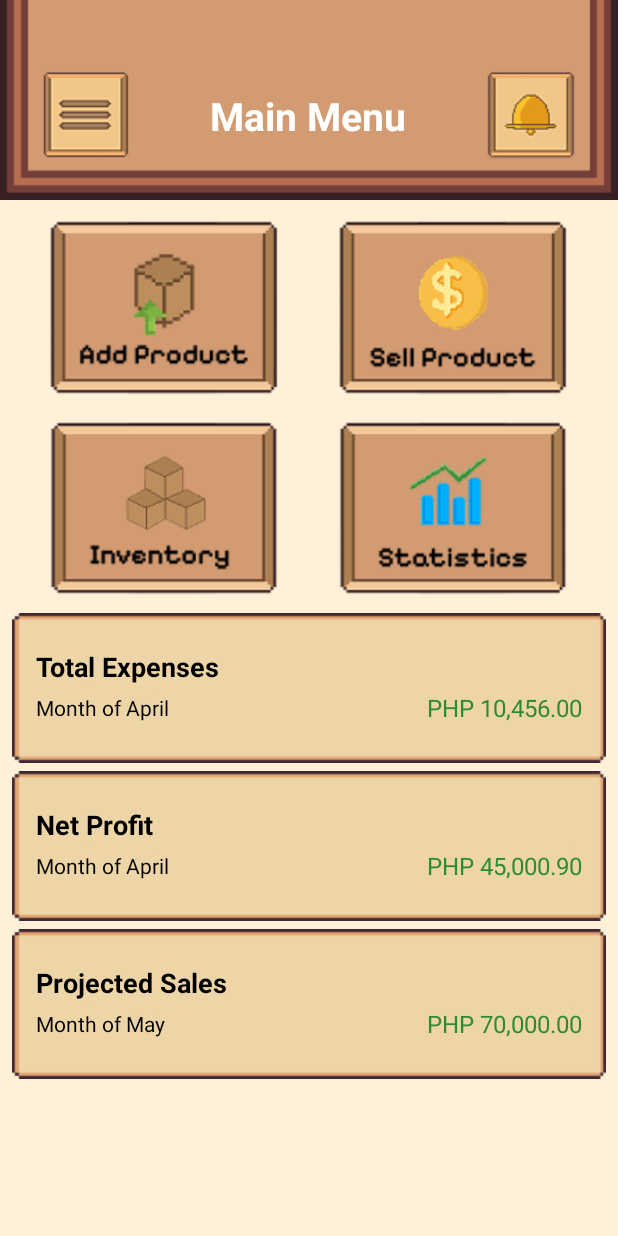
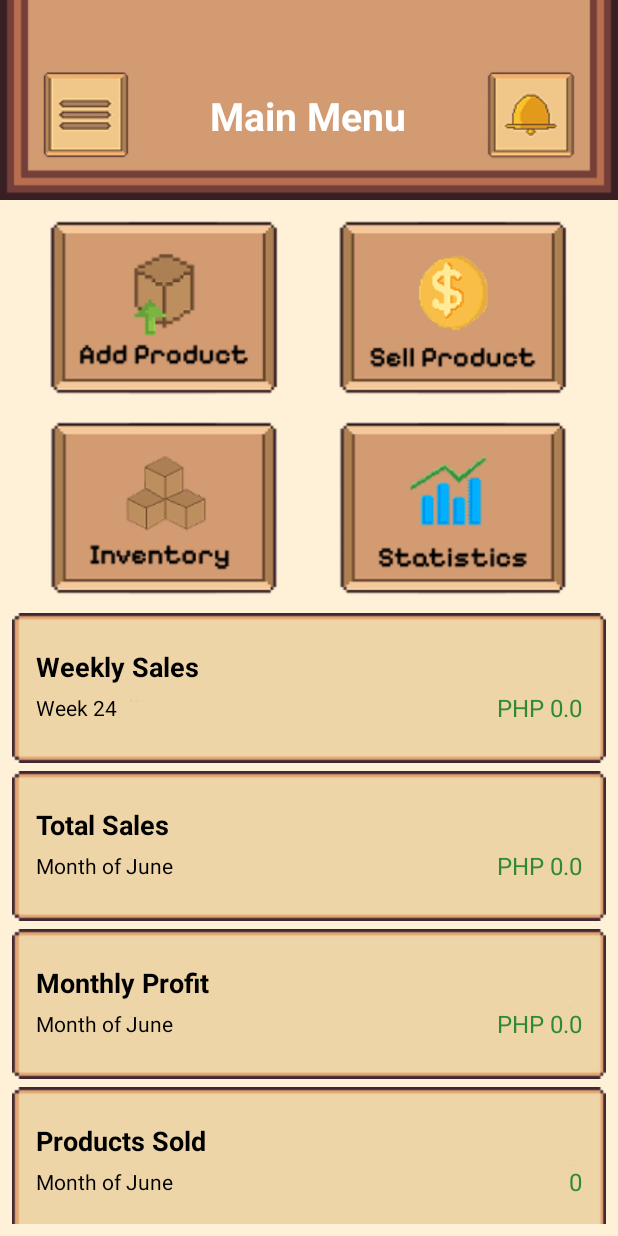
Before and after one commit to Mojojojo-and-Powerpuff-Girls/bentory, an Android app: the screen it shows after launch once a user with an empty profile is signed in (LandingPage), on a phone screen of 412 x 824 dp. Run offline under Robolectric (Android 15) with nearby library versions, the phone set to English and light mode, and no system bars; our stand-ins replace Firebase (no records; nobody signed in at launch, a user with empty details on screens opened directly); Roboto replaces fonts that are not available here.

Commit message:
Landing page statistics

```diff
--- a/app/src/main/java/com/example/bentory_app/activities/LandingPage.java
+++ b/app/src/main/java/com/example/bentory_app/activities/LandingPage.java
@@ -12,6 +12,7 @@ import android.view.WindowManager;
 import android.widget.ImageButton;
 
 import androidx.activity.EdgeToEdge;
+import androidx.annotation.NonNull;
 import androidx.core.app.ActivityCompat;
 import androidx.core.content.ContextCompat;
 import androidx.core.graphics.Insets;
@@ -23,6 +24,11 @@ import androidx.recyclerview.widget.RecyclerView;
 import com.example.bentory_app.R;
 import com.example.bentory_app.model.StatsModel;
 import com.example.bentory_app.subcomponents.MenuAdapter;
+import com.google.firebase.database.DataSnapshot;
+import com.google.firebase.database.DatabaseError;
+import com.google.firebase.database.DatabaseReference;
+import com.google.firebase.database.FirebaseDatabase;
+import com.google.firebase.database.ValueEventListener;
 
 import java.util.ArrayList;
 import java.util.List;
@@ -72,15 +78,54 @@ public class LandingPage extends BaseDrawerActivity {
         setButtonClickListener(statsBtn, Statistics.class);
 
         // SETUP RecyclerView
-        RecyclerView recyclerView = findViewById(R.id.recyclerView);
-        List<StatsModel> itemList = new ArrayList<>();
-        itemList.add(new StatsModel("Total Expenses", "Month of April", "PHP 10,456.00"));
-        itemList.add(new StatsModel("Net Profit", "Month of April", "PHP 45,000.90"));
-        itemList.add(new StatsModel("Projected Sales", "Month of May", "PHP 70,000.00"));
+        RecyclerView recyclerViewTop = findViewById(R.id.recyclerView);
+        List<StatsModel> statsList = new ArrayList<>();
+        MenuAdapter adapter1 = new MenuAdapter(statsList);
+        recyclerViewTop.setLayoutManager(new LinearLayoutManager(this));
+        recyclerViewTop.setAdapter(adapter1);
 
-        MenuAdapter adapter = new MenuAdapter(itemList);
-        recyclerView.setLayoutManager(new LinearLayoutManager(this));
-        recyclerView.setAdapter(adapter);
+        DatabaseReference statsRef = FirebaseDatabase.getInstance().getReference("selling_stats");
+        DatabaseReference monthRef = statsRef.child("monthly_stats").child("month6");
+        DatabaseReference weekRef = statsRef.child("weekly_sale").child("week24");
+
+        monthRef.addListenerForSingleValueEvent(new ValueEventListener() {
+            @Override
+            public void onDataChange(@NonNull DataSnapshot snapshot) {
+                double totalSales = snapshot.child("total_sales").getValue(Double.class) != null ? snapshot.child("total_sales").getValue(Double.class) : 0.0;
+                double profit = snapshot.child("monthly_profit").getValue(Double.class) != null ? snapshot.child("monthly_profit").getValue(Double.class) : 0.0;
+                int productsSold = snapshot.child("products_sold").getValue(Integer.class) != null ? snapshot.child("products_sold").getValue(Integer.class) : 0;
+
+                statsList.add(new StatsModel("Total Sales", "Month of June", "PHP " + totalSales));
+                statsList.add(new StatsModel("Monthly Profit", "Month of June", "PHP " + profit));
+                statsList.add(new StatsModel("Products Sold", "Month of June", String.valueOf(productsSold)));
+
+                adapter1.notifyDataSetChanged();
+            }
+
+            @Override
+            public void onCancelled(@NonNull DatabaseError error) {}
+        });
+
+        weekRef.addListenerForSingleValueEvent(new ValueEventListener() {
+            @Override
+            public void onDataChange(@NonNull DataSnapshot snapshot) {
+                double weeklySale = snapshot.child("total_sale").getValue(Double.class) != null ? snapshot.child("total_sale").getValue(Double.class) : 0.0;
+                statsList.add(0, new StatsModel("Weekly Sales", "Week 24", "PHP " + weeklySale));
+                adapter1.notifyDataSetChanged();
+            }
+
+            @Override
+            public void onCancelled(@NonNull DatabaseError error) {}
+        });
+
+
+
+
+        recyclerViewTop.setLayoutManager(new LinearLayoutManager(this));
+        recyclerViewTop.setAdapter(adapter1);
+
+
+
     }
 
 
--- a/app/src/main/java/com/example/bentory_app/activities/Statistics.java
+++ b/app/src/main/java/com/example/bentory_app/activities/Statistics.java
@@ -74,7 +74,7 @@ public class Statistics extends BaseDrawerActivity { // Extends BaseDrawerActivi
 
         DatabaseReference statsRef = FirebaseDatabase.getInstance().getReference("selling_stats");
         DatabaseReference monthRef = statsRef.child("monthly_stats").child("month6");
-        DatabaseReference weekRef = statsRef.child("weekly_sale").child("week23");
+        DatabaseReference weekRef = statsRef.child("weekly_sale").child("week24");
 
         monthRef.addListenerForSingleValueEvent(new ValueEventListener() {
             @Override
@@ -98,7 +98,7 @@ public class Statistics extends BaseDrawerActivity { // Extends BaseDrawerActivi
             @Override
             public void onDataChange(@NonNull DataSnapshot snapshot) {
                 double weeklySale = snapshot.child("total_sale").getValue(Double.class) != null ? snapshot.child("total_sale").getValue(Double.class) : 0.0;
-                statsList.add(0, new StatsModel("Weekly Sales", "Week 23", "PHP " + weeklySale));
+                statsList.add(0, new StatsModel("Weekly Sales", "Week 24", "PHP " + weeklySale));
                 adapter1.notifyDataSetChanged();
             }
 
```
